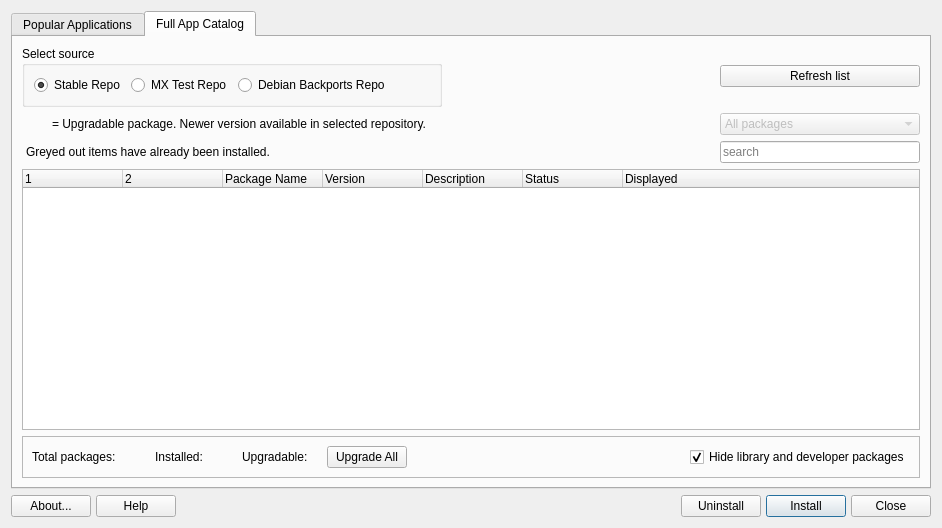
CachyOS/packageinstaller, file mainwindow.ui: the form before one commit.
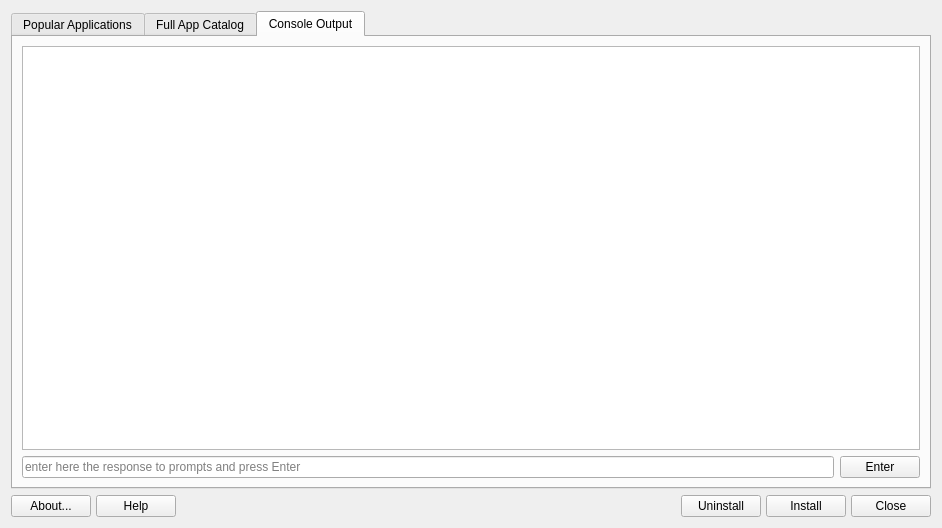
The form after the commit. Icons and pictures are not drawn.

The edit to the form file:
```diff
--- a/mainwindow.ui
+++ b/mainwindow.ui
@@ -25,11 +25,20 @@
   <property name="modal">
    <bool>false</bool>
   </property>
-  <layout class="QVBoxLayout" name="verticalLayout">
-   <item>
+  <layout class="QGridLayout" name="gridLayout_4">
+   <item row="0" column="0">
     <widget class="QTabWidget" name="tabWidget">
      <property name="currentIndex">
-      <number>1</number>
+      <number>2</number>
+     </property>
+     <property name="documentMode">
+      <bool>false</bool>
+     </property>
+     <property name="tabsClosable">
+      <bool>false</bool>
+     </property>
+     <property name="movable">
+      <bool>false</bool>
      </property>
      <widget class="QWidget" name="tabApps">
       <property name="sizePolicy">
@@ -511,9 +520,42 @@
        </item>
       </layout>
      </widget>
+     <widget class="QWidget" name="tabOutput">
+      <attribute name="title">
+       <string>Console Output</string>
+      </attribute>
+      <layout class="QGridLayout" name="gridLayout_3">
+       <item row="1" column="1">
+        <widget class="QPushButton" name="buttonEnter">
+         <property name="text">
+          <string>Enter</string>
+         </property>
+         <property name="icon">
+          <iconset theme="key-enter">
+           <normaloff/>
+          </iconset>
+         </property>
+        </widget>
+       </item>
+       <item row="1" column="0">
+        <widget class="QLineEdit" name="lineEdit">
+         <property name="placeholderText">
+          <string>enter here the response to prompts and press Enter</string>
+         </property>
+        </widget>
+       </item>
+       <item row="0" column="0" colspan="2">
+        <widget class="QPlainTextEdit" name="outputBox">
+         <property name="readOnly">
+          <bool>true</bool>
+         </property>
+        </widget>
+       </item>
+      </layout>
+     </widget>
     </widget>
    </item>
-   <item>
+   <item row="1" column="0">
     <layout class="QGridLayout" name="buttonBar" columnstretch="0,0,0,0,0,0,0,0,0,0">
      <property name="sizeConstraint">
       <enum>QLayout::SetDefaultConstraint</enum>
@@ -638,10 +680,10 @@
         <string/>
        </property>
        <property name="autoDefault">
-        <bool>true</bool>
+        <bool>false</bool>
        </property>
        <property name="default">
-        <bool>true</bool>
+        <bool>false</bool>
        </property>
       </widget>
      </item>
```
Left out of the diff: 36 changed lines with no effect on the pictures.
